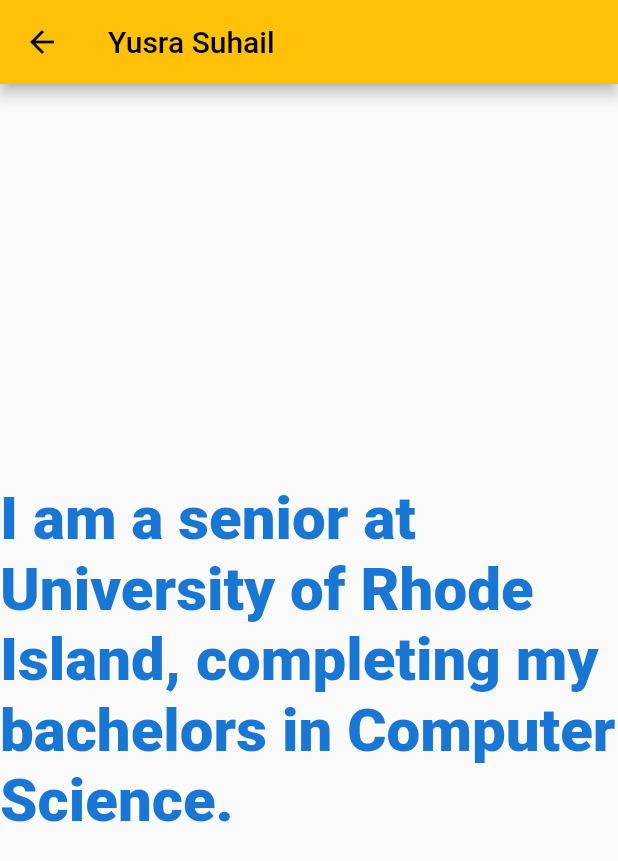
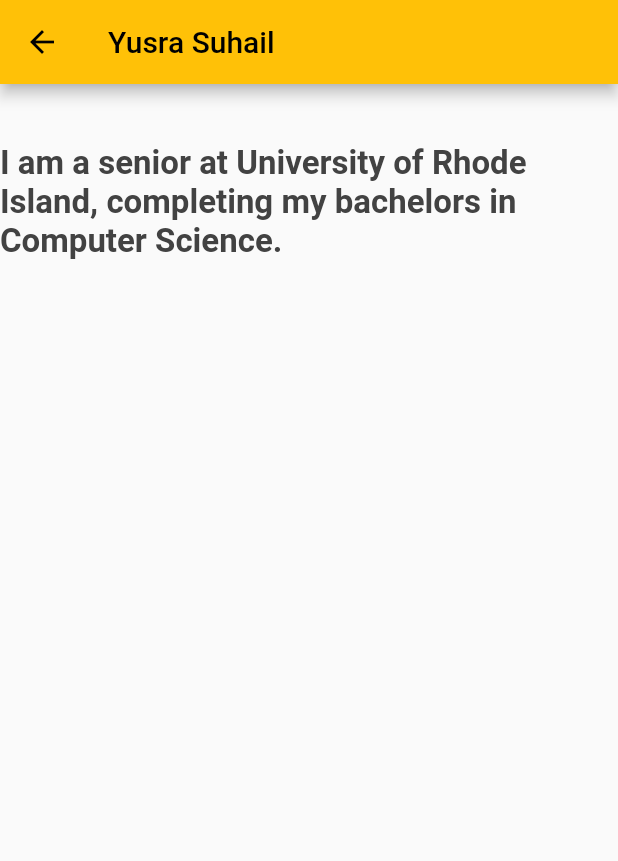
Before and after one commit to Liam-Cannon-Yusra-Suhail-Partnership/ly_app, a Flutter app: the AboutScreen screen opened by its route, after a tap on "Yusra Suhail", on a phone screen of 412 x 824 dp. Shown: the top 861 px of the screen. Run offline on Flutter 3.47's test engine with Material 2 defaults, Android fonts, the light colour scheme and no system bars.

Commit message:
Slight changes to text styles

```diff
--- a/lib/main.dart
+++ b/lib/main.dart
@@ -252,7 +252,7 @@
           style: TextStyle(
             fontSize: 22,
               color: Colors.grey[800],
-              fontWeight: FontWeight.w900,
+              fontWeight: FontWeight.w700,
            ),
         ),
         SizedBox(
@@ -316,15 +316,17 @@
       ),
       body:Center(
         child:Column(
-          mainAxisAlignment: MainAxisAlignment.center,
+          mainAxisAlignment: MainAxisAlignment.start,
           children: <Widget>[
+            SizedBox(
+              height: 40,
+            ),
             Text(
               'I am a senior at University of Rhode Island, completing my bachelors in Computer Science.',
-              textScaleFactor: 2.0,
               style: TextStyle(
-                fontSize: 20,
-                color: Colors.blue[700]!,
-                fontWeight: FontWeight.w900,
+                fontSize: 22,
+              color: Colors.grey[800],
+              fontWeight: FontWeight.w700,
               ),
             ),
           ]
```
